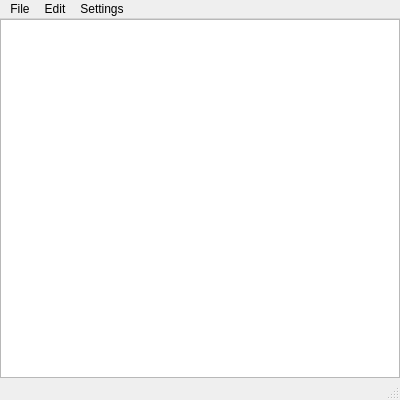
First picture: the form in mainwindow.ui, repository ymtlab/simple_partslist_editor, before the edit.
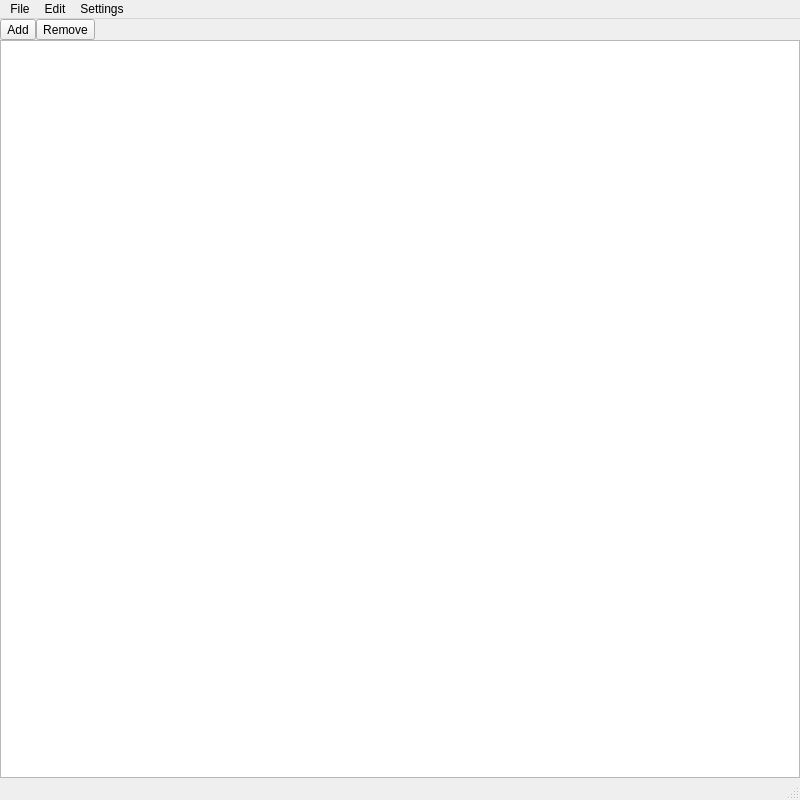
Second picture: the form after the edit.

Diff of the .ui file:
```diff
--- a/mainwindow.ui
+++ b/mainwindow.ui
@@ -6,8 +6,8 @@
    <rect>
     <x>0</x>
     <y>0</y>
-    <width>400</width>
-    <height>400</height>
+    <width>800</width>
+    <height>800</height>
    </rect>
   </property>
   <property name="windowTitle">
@@ -30,6 +30,61 @@
     <property name="bottomMargin">
      <number>0</number>
     </property>
+    <item>
+     <layout class="QHBoxLayout" name="horizontalLayout">
+      <item>
+       <widget class="QToolButton" name="toolButton">
+        <property name="text">
+         <string>Add</string>
+        </property>
+        <property name="iconSize">
+         <size>
+          <width>32</width>
+          <height>32</height>
+         </size>
+        </property>
+        <property name="toolButtonStyle">
+         <enum>Qt::ToolButtonTextBesideIcon</enum>
+        </property>
+        <property name="autoRaise">
+         <bool>false</bool>
+        </property>
+       </widget>
+      </item>
+      <item>
+       <widget class="QToolButton" name="toolButton_2">
+        <property name="text">
+         <string>Remove</string>
+        </property>
+        <property name="iconSize">
+         <size>
+          <width>32</width>
+          <height>32</height>
+         </size>
+        </property>
+        <property name="toolButtonStyle">
+         <enum>Qt::ToolButtonTextBesideIcon</enum>
+        </property>
+        <property name="autoRaise">
+         <bool>false</bool>
+        </property>
+       </widget>
+      </item>
+      <item>
+       <spacer name="horizontalSpacer">
+        <property name="orientation">
+         <enum>Qt::Horizontal</enum>
+        </property>
+        <property name="sizeHint" stdset="0">
+         <size>
+          <width>40</width>
+          <height>20</height>
+         </size>
+        </property>
+       </spacer>
+      </item>
+     </layout>
+    </item>
     <item>
      <widget class="QTreeView" name="treeView">
       <property name="contextMenuPolicy">
@@ -62,7 +117,7 @@
     <rect>
      <x>0</x>
      <y>0</y>
-     <width>400</width>
+     <width>800</width>
      <height>27</height>
     </rect>
    </property>
```
Left out of the diff: 8 changed lines with no effect on the pictures.
